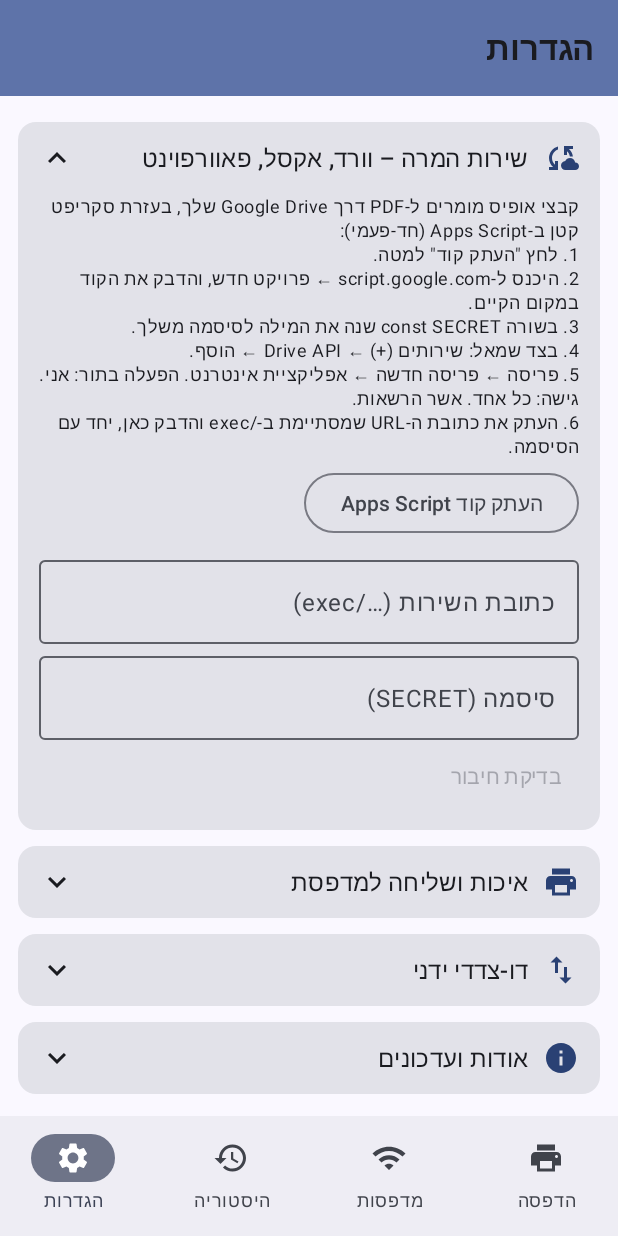
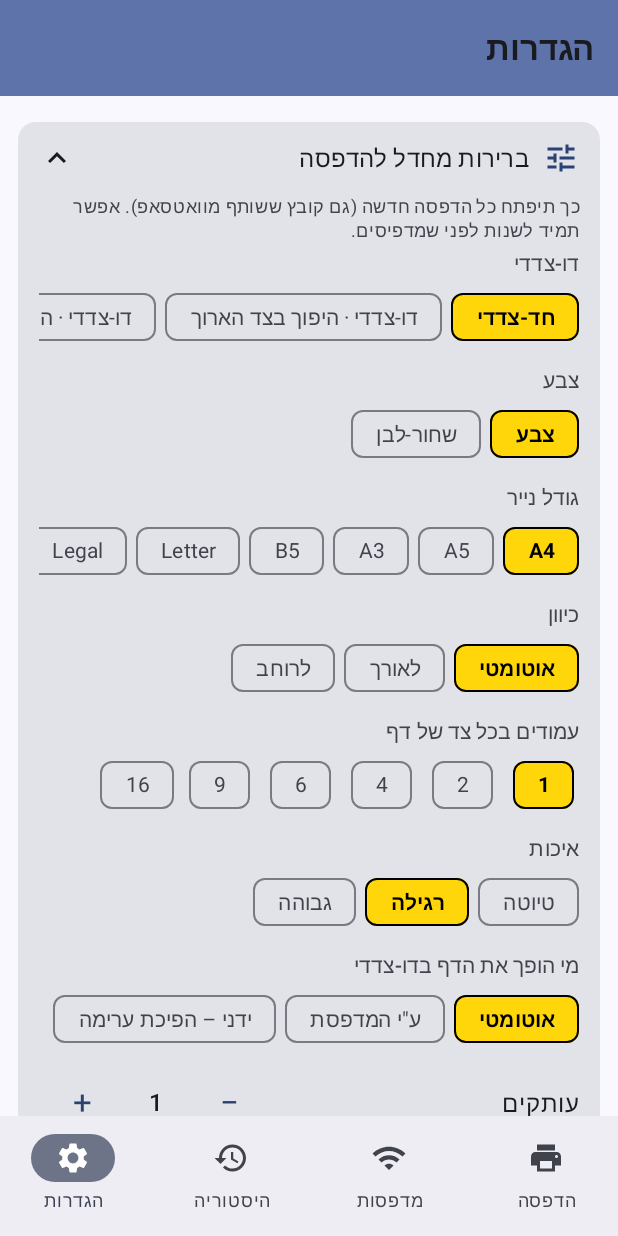
Before and after one commit to yoeldru/hadpasot, an Android app built with Jetpack Compose: the screen it shows after launch (MainActivity), item 4 of the bottom bar chosen, on a phone screen of 412 x 824 dp. Run offline under Robolectric (Android 15) with nearby library versions, the phone set to English and light mode, and no system bars.

Commit message:
ברירות מחדל להדפסה: מסך בהגדרות + כפתור בולט במסך ההדפסה
Co-Authored-By: Claude Opus 5.5 <noreply@anthropic.com>
Claude-Session: https://claude.ai/code/session_01LDXttQ35remtS8Cp1DAqTP

```diff
--- a/app/src/main/java/com/yoeldru/hadpasot/OtherScreens.kt
+++ b/app/src/main/java/com/yoeldru/hadpasot/OtherScreens.kt
@@ -1,4 +1,5 @@
 // נכתב: 2026-11-02 22:01 (שעון ישראל)
+// עודכן: 2026-11-22 11:50 (שעון ישראל) – ברירות מחדל להדפסה בהגדרות
 @file:OptIn(ExperimentalMaterial3Api::class)
 
 package com.yoeldru.hadpasot
@@ -18,6 +19,7 @@ import androidx.compose.foundation.rememberScrollState
 import androidx.compose.foundation.verticalScroll
 import androidx.compose.material.icons.Icons
 import androidx.compose.material.icons.filled.CheckCircle
+import androidx.compose.material.icons.filled.Tune
 import androidx.compose.material.icons.filled.CloudSync
 import androidx.compose.material.icons.filled.Delete
 import androidx.compose.material.icons.filled.ErrorOutline
@@ -102,6 +104,8 @@ fun SettingsScreen(vm: MainViewModel) {
     val activity = LocalContext.current as? Activity
     Column(Modifier.fillMaxSize().verticalScroll(rememberScrollState()).padding(12.dp)) {
 
+        DefaultsSection(vm)
+
         Section("שירות המרה – וורד, אקסל, פאוורפוינט", Icons.Filled.CloudSync, open = s.convertUrl.isBlank()) {
             Text(
                 "קבצי אופיס מומרים ל-PDF דרך Google Drive שלך, בעזרת סקריפט קטן ב-Apps Script (חד-פעמי):\n" +
@@ -175,3 +179,33 @@ fun SettingsScreen(vm: MainViewModel) {
         }
     }
 }
+
+@Composable
+private fun DefaultsSection(vm: MainViewModel) {
+    val d = vm.defaults
+    Section("ברירות מחדל להדפסה", Icons.Filled.Tune, open = true) {
+        Text(
+            "כך תיפתח כל הדפסה חדשה (גם קובץ ששותף מוואטסאפ). אפשר תמיד לשנות לפני שמדפיסים.",
+            style = MaterialTheme.typography.bodySmall, color = MaterialTheme.colorScheme.onSurfaceVariant,
+        )
+        Choice("דו-צדדי", Duplex.entries.map { it to it.label }, d.duplex) { v -> vm.setDefaults { it.copy(duplex = v) } }
+        Choice("צבע", ColorMode.entries.map { it to it.label }, d.color) { v -> vm.setDefaults { it.copy(color = v) } }
+        Choice("גודל נייר", PaperSize.entries.map { it to it.label }, d.paper) { v -> vm.setDefaults { it.copy(paper = v) } }
+        Choice("כיוון", Orientation.entries.map { it to it.label }, d.orientation) { v -> vm.setDefaults { it.copy(orientation = v) } }
+        Choice("עמודים בכל צד של דף", listOf(1, 2, 4, 6, 9, 16).map { it to it.toString() }, d.pagesPerSheet) { v ->
+            vm.setDefaults { it.copy(pagesPerSheet = v) }
+        }
+        Choice("איכות", Quality.entries.map { it to it.label }, d.quality) { v -> vm.setDefaults { it.copy(quality = v) } }
+        Choice("מי הופך את הדף בדו-צדדי", DuplexMethod.entries.map { it to it.label }, d.duplexMethod) { v ->
+            vm.setDefaults { it.copy(duplexMethod = v) }
+        }
+        Stepper("עותקים", d.copies, 1..99) { v -> vm.setDefaults { it.copy(copies = v) } }
+        Toggle("הדפסה כחוברת", d.booklet) { v -> vm.setDefaults { it.copy(booklet = v) } }
+        Choice("כריכת חוברת", Binding.entries.map { it to it.label }, d.binding) { v -> vm.setDefaults { it.copy(binding = v) } }
+        Toggle("קו קיפול וסימוני סיכות בחוברת", d.foldLine && d.stapleMarks) { v ->
+            vm.setDefaults { it.copy(foldLine = v, stapleMarks = v) }
+        }
+        Toggle("מספרי עמודים", d.pageNumbers) { v -> vm.setDefaults { it.copy(pageNumbers = v) } }
+        TextButton(onClick = { vm.resetDefaults() }) { Text("החזר להגדרות היצרן") }
+    }
+}
--- a/app/src/main/java/com/yoeldru/hadpasot/PrintScreen.kt
+++ b/app/src/main/java/com/yoeldru/hadpasot/PrintScreen.kt
@@ -1,4 +1,5 @@
 // נכתב: 2026-11-02 21:50 (שעון ישראל)
+// עודכן: 2026-11-22 11:50 (שעון ישראל) – ברירות מחדל להדפסה בהגדרות
 // עודכן: 2026-11-04 17:50 (שעון ישראל) – סימוני קיפול וסיכות בחוברת, כפתורים נבחרים בולטים
 @file:OptIn(ExperimentalMaterial3Api::class, ExperimentalFoundationApi::class)
 
@@ -49,6 +50,7 @@ import androidx.compose.material.icons.filled.PictureAsPdf
 import androidx.compose.material.icons.filled.Print
 import androidx.compose.material.icons.filled.Save
 import androidx.compose.material.icons.filled.Share
+import androidx.compose.material.icons.filled.Star
 import androidx.compose.material.icons.filled.Tune
 import androidx.compose.material3.AlertDialog
 import androidx.compose.material3.Button
@@ -176,6 +178,9 @@ private fun JobView(vm: MainViewModel, openFiles: () -> Unit, openImages: () ->
             if (layout != null) PreviewCard(vm, layout)
             TargetCard(vm)
             PresetsRow(vm)
+            TextButton(onClick = { vm.saveDefaultOptions() }) {
+                Icon(Icons.Filled.Star, null); Spacer(Modifier.width(6.dp)); Text("קבע את ההגדרות האלה כברירת מחדל")
+            }
             OptionsSections(vm, o, layout)
             Spacer(Modifier.height(12.dp))
         }
@@ -530,7 +535,7 @@ private fun OptionsSections(vm: MainViewModel, o: PrintOptions, layout: Layout?)
         )
         Row {
             TextButton(onClick = { vm.saveDefaultOptions() }) { Text("קבע כברירת מחדל") }
-            TextButton(onClick = { vm.resetOptions() }) { Text("איפוס") }
+            TextButton(onClick = { vm.resetOptions() }) { Text("חזרה לברירת המחדל") }
         }
     }
 }
```
Also changed, not shown: app/src/main/java/com/yoeldru/hadpasot/MainViewModel.kt (+20 -4 lines).
